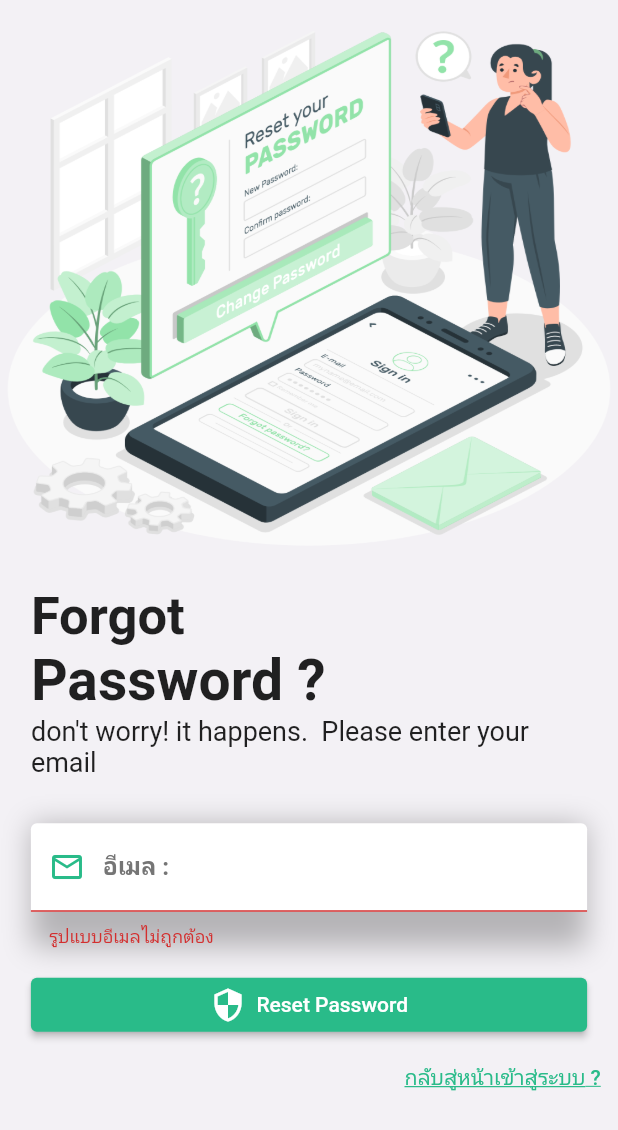
After one commit to bdonly32182/thaochant, a Flutter app: the ForgotPasswordPage screen opened directly, after a tap on "Reset Password", on a phone screen of 412 x 824 dp. The commit adds this screen. Shown: the top 1130 px of the screen. Run offline on Flutter 3.47's test engine with Material 2 defaults, Android fonts, the phone set to English and light mode, and no system bars; our stand-ins replace animated_splash_screen, badges, cloud_firestore, date_time_picker, dropdown_search, file_picker and 19 more; missing offline and left inert: maps_launcher, skeleton_loader, syncfusion_flutter_pdfviewer; accounts and stored records are empty.

Commit message:
feat: input string in link business and forgot password and add input bank and remove page access

```diff
--- a/lib/pages/business/setting/setting_business.dart
+++ b/lib/pages/business/setting/setting_business.dart
@@ -39,6 +39,7 @@ class _SettingBusinessState extends State<SettingBusiness> {
     sellerId: '',
     statusOpen: 1,
     startPrice: 0,
+    typePayment: '',
   );
 
   @override
--- /dev/null
+++ b/lib/pages/forgot_password.dart
@@ -0,0 +1,173 @@
+import 'package:chanthaburi_app/pages/authen.dart';
+import 'package:chanthaburi_app/resources/auth_method.dart';
+import 'package:chanthaburi_app/utils/dialog/dialog_alert.dart';
+import 'package:chanthaburi_app/utils/my_constant.dart';
+import 'package:chanthaburi_app/widgets/show_image.dart';
+import 'package:firebase_auth/firebase_auth.dart';
+import 'package:flutter/material.dart';
+
+class ForgotPasswordPage extends StatefulWidget {
+  const ForgotPasswordPage({Key? key}) : super(key: key);
+
+  @override
+  State<ForgotPasswordPage> createState() => _ForgotPasswordPageState();
+}
+
+class _ForgotPasswordPageState extends State<ForgotPasswordPage> {
+  final _formKey = GlobalKey<FormState>();
+  TextEditingController emailController = TextEditingController();
+
+  @override
+  Widget build(BuildContext context) {
+    double width = MediaQuery.of(context).size.width;
+    double height = MediaQuery.of(context).size.height;
+    return Scaffold(
+      // appBar: AppBar(
+      //   backgroundColor: MyConstant.backgroudApp,
+      // ),
+      backgroundColor: MyConstant.backgroudApp,
+      body: SafeArea(
+        child: SingleChildScrollView(
+          child: Form(
+            key: _formKey,
+            child: Column(
+              crossAxisAlignment: CrossAxisAlignment.start,
+              children: [
+                Container(
+                  margin: const EdgeInsets.only(bottom: 10.0),
+                  width: width * 1,
+                  height: height * 0.45,
+                  child: ShowImage(pathImage: MyConstant.resetPasswordImage),
+                ),
+                Center(
+                  child: Container(
+                    margin: const EdgeInsets.all(10),
+                    width: width * 0.9,
+                    child: Column(
+                      crossAxisAlignment: CrossAxisAlignment.start,
+                      children: const [
+                        Text(
+                          "Forgot",
+                          style: TextStyle(
+                            fontSize: 35,
+                            fontWeight: FontWeight.bold,
+                          ),
+                        ),
+                        Text(
+                          "Password ?",
+                          style: TextStyle(
+                            fontSize: 38,
+                            fontWeight: FontWeight.bold,
+                          ),
+                        ),
+                        Text(
+                          "don't worry! it happens.  Please enter your email",
+                          style: TextStyle(
+                            fontSize: 18,
+                          ),
+                        ),
+                      ],
+                    ),
+                  ),
+                ),
+                Center(
+                  child: Container(
+                    margin: const EdgeInsets.only(top: 20),
+                    width: width * 0.9,
+                    child: TextFormField(
+                      controller: emailController,
+                      validator: (String? value) {
+                        RegExp regEmail =
+                            RegExp(r"^[\w-\.]+@([\w-]+\.)+[\w-]{2,4}$");
+                        bool matches = regEmail.hasMatch(value!);
+                        if (!matches) return "รูปแบบอีเมลไม่ถูกต้อง";
+                        if (value.isEmpty) return 'กรุณากรอกอีเมล';
+                        return null;
+                      },
+                      decoration: InputDecoration(
+                          fillColor: Colors.white,
+                          filled: true,
+                          labelText: 'อีเมล :',
+                          labelStyle: TextStyle(color: Colors.grey[600]),
+                          prefixIcon: Icon(
+                            Icons.email_outlined,
+                            color: MyConstant.themeApp,
+                          ),
+                          enabledBorder: OutlineInputBorder(
+                            borderSide: BorderSide(color: Colors.grey.shade200),
+                            borderRadius: BorderRadius.circular(10),
+                          ),
+                          focusedBorder: OutlineInputBorder(
+                            borderSide: BorderSide(color: Colors.grey.shade400),
+                            borderRadius: BorderRadius.circular(10),
+                          )),
+                      style: TextStyle(
+                          color: MyConstant.themeApp,
+                          fontWeight: FontWeight.w700),
+                    ),
+                    decoration: const BoxDecoration(
+                      boxShadow: [
+                        BoxShadow(
+                          color: Colors.black26,
+                          blurRadius: 15,
+                          offset: Offset(0.2, 0.2),
+                        ),
+                      ],
+                    ),
+                  ),
+                ),
+                Center(
+                  child: Container(
+                    margin: const EdgeInsets.only(top: 14.0),
+                    width: width * 0.9,
+                    child: ElevatedButton(
+                      child: Row(
+                        mainAxisAlignment: MainAxisAlignment.center,
+                        children: const [
+                          Icon(Icons.security),
+                          Text("  Reset Password"),
+                        ],
+                      ),
+                      onPressed: () async {
+                        if (_formKey.currentState!.validate()) {
+                          try {
+                            await AuthMethods.resetPassword(
+                                emailController.text);
+                            dialogAlert(
+                              context,
+                              "แจ้งเตือน",
+                              "รีเซ็ทรหัสผ่านเรียบร้อยกรุณาเช็คอีเมลของท่าน",
+                            );
+                          } on FirebaseAuthException catch (e) {
+                            dialogAlert(context, "แจ้งเตือน", e.code);
+                          }
+                        }
+                      },
+                      style: ElevatedButton.styleFrom(
+                          primary: MyConstant.themeApp),
+                    ),
+                  ),
+                ),
+                Row(
+                  mainAxisAlignment: MainAxisAlignment.end,
+                  children: [
+                    TextButton(
+                      onPressed: () => Navigator.pop(context),
+                      child: Text(
+                        "กลับสู่หน้าเข้าสู่ระบบ ? ",
+                        style: TextStyle(
+                          color: MyConstant.themeApp,
+                          decoration: TextDecoration.underline,
+                        ),
+                      ),
+                    ),
+                  ],
+                )
+              ],
+            ),
+          ),
+        ),
+      ),
+    );
+  }
+}
--- a/lib/resources/auth_method.dart
+++ b/lib/resources/auth_method.dart
@@ -109,4 +109,9 @@ class AuthMethods {
       }
     } catch (e) {}
   }
+
+  static Future<void> resetPassword(String email) async {
+    await _firebaseAuth.sendPasswordResetEmail(email: email);
+  }
+
 }
--- a/lib/resources/firestore/otop_collection.dart
+++ b/lib/resources/firestore/otop_collection.dart
@@ -142,6 +142,7 @@ class OtopCollection {
   static Future<Map<String, dynamic>> deleteOtop(
       String docId, String imageRef) async {
     try {
+      if (docId.isNotEmpty) {
         await otopCollection.doc(docId).delete();
         QuerySnapshot _products =
             await ProductOtopCollection.productsInOtop(docId);
@@ -152,6 +153,7 @@ class OtopCollection {
         if (imageRef.isNotEmpty) {
           String referenceImage = StorageFirebase.getReference(imageRef);
           StorageFirebase.deleteFile(referenceImage);
+        }
       }
       return {"status": "200", "message": "ลบข้อมูลร้านค้าเรียบร้อย"};
     } catch (e) {
--- a/lib/resources/firestore/resort_collecttion.dart
+++ b/lib/resources/firestore/resort_collecttion.dart
@@ -158,6 +158,7 @@ class ResortCollection {
   static Future<Map<String, dynamic>> deleteResort(
       String docId, String imageRef) async {
     try {
+      if (docId.isNotEmpty) {
         await _resort.doc(docId).delete();
         QuerySnapshot _rooms = await RoomCollection.deleteRoomInResort(docId);
         for (QueryDocumentSnapshot room in _rooms.docs) {
@@ -168,6 +169,8 @@ class ResortCollection {
           String referenceImage = StorageFirebase.getReference(imageRef);
           StorageFirebase.deleteFile(referenceImage);
         }
+      }
+
       return {"status": "200", "message": "ลบข้อมูลบ้านพักเรียบร้อย"};
     } catch (e) {
       return {"status": "400", "message": "ลบข้อมูลบ้านพักล้มเหลว"};
--- a/lib/resources/firestore/restaurant_collection.dart
+++ b/lib/resources/firestore/restaurant_collection.dart
@@ -167,6 +167,7 @@ class RestaurantCollection {
   static Future<Map<String, dynamic>> deleteRestaurant(
       String docId, String imageRef) async {
     try {
+      if (docId.isNotEmpty) {
         await restaurant.doc(docId).delete();
         QuerySnapshot _foods = await FoodCollection.foodsInRestarurant(docId);
         for (QueryDocumentSnapshot food in _foods.docs) {
@@ -176,6 +177,8 @@ class RestaurantCollection {
           String referenceImage = StorageFirebase.getReference(imageRef);
           StorageFirebase.deleteFile(referenceImage);
         }
+      }
+
       return {"status": "200", "message": "ลบข้อมูลร้านอาหารเรียบร้อย"};
     } catch (e) {
       return {"status": "400", "message": "ลบข้อมูลร้านอาหารล้มเหลว"};
--- a/lib/utils/my_constant.dart
+++ b/lib/utils/my_constant.dart
@@ -72,6 +72,7 @@ class MyConstant {
   static String packagePicture = 'images/package.jpeg';
   static String questionImage = 'images/question.png';
   static String commingSoon = 'images/coming_soon.png';
+  static String resetPasswordImage = 'images/reset_password.png';
 
   // color
   static Color backgroudApp =
```
Also changed, not shown: lib/models/business/business.dart (+8 -2 lines), lib/pages/authen.dart (+22 -1 lines), lib/pages/create_account.dart (+10 -8 lines), lib/pages/create_business/create_store.dart (+66 -2 lines), lib/widgets/partner_policy.dart (+1 -12 lines), images/reset_password.png (added). Lines whose indentation alone changed are shown as unchanged.
